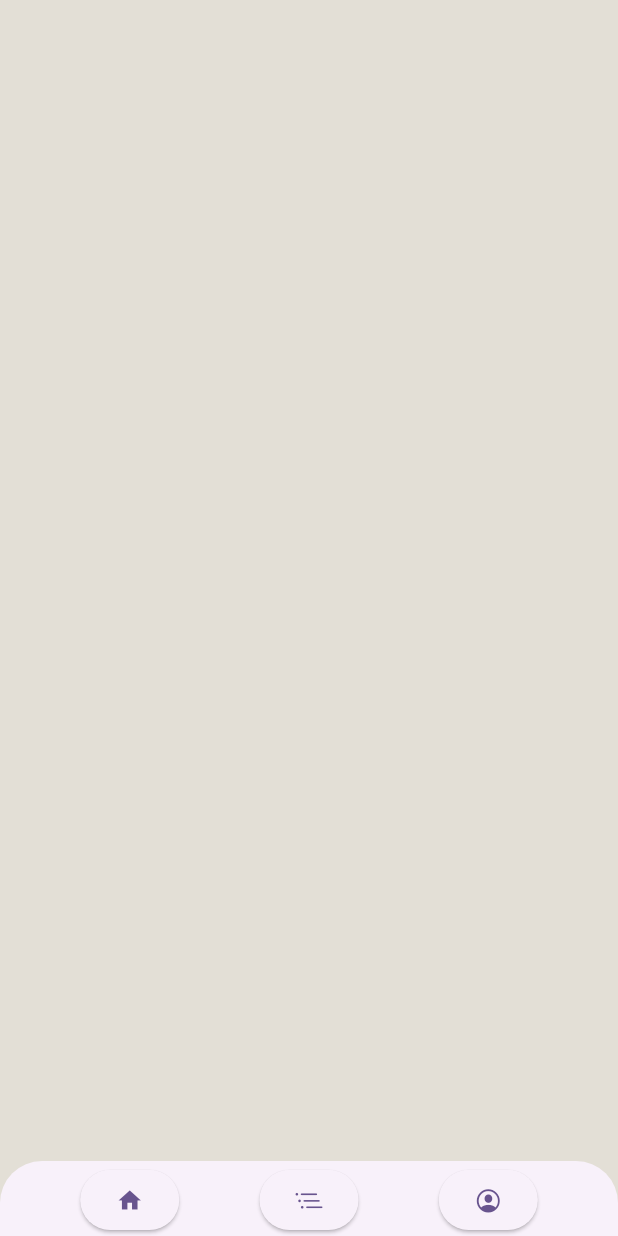
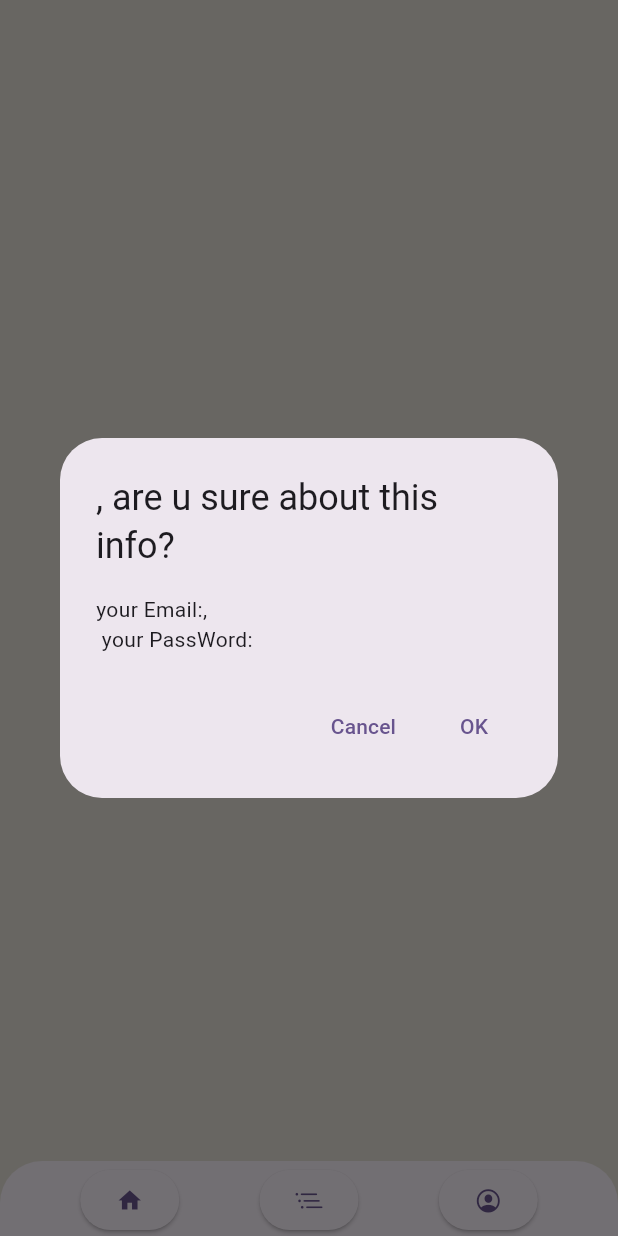
Before and after one commit to Ahmadwatted/final-project, a Flutter app: the MyHomePage screen opened directly, after a tap on "Sign-in", on a phone screen of 412 x 824 dp. Run offline on Flutter 3.47's test engine with Material 3 defaults, Android fonts, the phone set to English and light mode, and no system bars.

```diff
--- a/lib/ViewModels/UserVM.dart
+++ b/lib/ViewModels/UserVM.dart
@@ -1,4 +1,7 @@
 import 'package:flutter/cupertino.dart';
 
 class UserVM extends ChangeNotifier{
+
+
+
 }
--- a/lib/utils/Utils.dart
+++ b/lib/utils/Utils.dart
@@ -1,14 +1,36 @@
+import 'package:final_project/main.dart';
+import 'package:flutter/cupertino.dart';
+import 'package:flutter/material.dart';
 class Utils{
+
+  static void alert(String _txtEmail,String _txtPassword, BuildContext context, String _txtFirstName,String _txtSecondName) {
+
+        showDialog<String>(
+          context: context,
+          builder: (BuildContext context) =>
+              AlertDialog(
+                title:  Text('$_txtFirstName,$_txtSecondName are u sure about this info?'),
+                content:  Text('your Email:$_txtEmail,\n your PassWord:$_txtPassword ',),
+
+
+                actions: <Widget>[
+                  TextButton(
+                    onPressed: () => Navigator.push(context,MaterialPageRoute(builder: (context) => MyHomePage(title: 'asdasd',))),
+                    child: const Text('Cancel'),
+                  ),
+                  TextButton(
+                    onPressed: () => Navigator.pop(context, 'Yes'),
+                    child: const Text('OK'),
+                  ),
+                ],
+              ),
+        );
+
+  }
 
 
 
 
 
 
-
-
-
-
-
-
-}
+  }
```
Also changed, not shown: lib/main.dart (+8 -4 lines).
